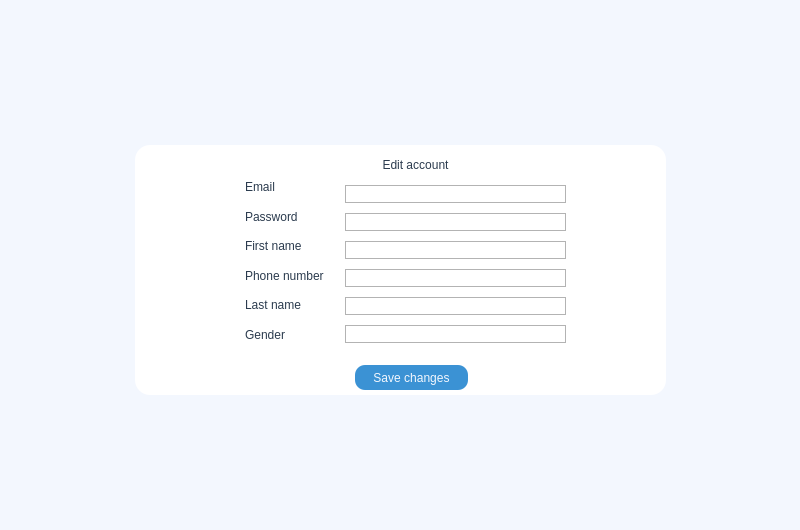
Above: uis/edit_account.ui from pavdmit/sl before the change. Below: the same form after it.
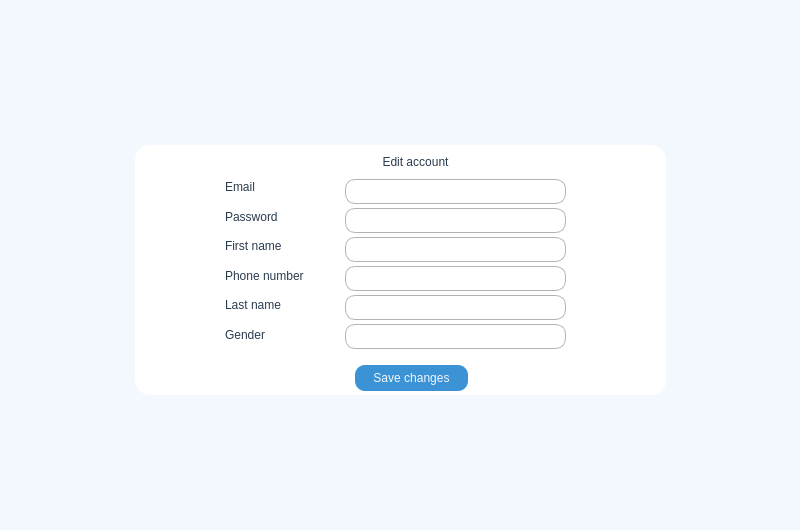
That is the form after the change.

The edit to the form file:
```diff
--- a/uis/edit_account.ui
+++ b/uis/edit_account.ui
@@ -82,7 +82,7 @@
      <property name="geometry">
       <rect>
        <x>220</x>
-       <y>10</y>
+       <y>7</y>
        <width>121</width>
        <height>20</height>
       </rect>
@@ -113,6 +113,12 @@
       </property>
       <item>
        <widget class="QLineEdit" name="email_edit_line">
+        <property name="minimumSize">
+         <size>
+          <width>0</width>
+          <height>25</height>
+         </size>
+        </property>
         <property name="mouseTracking">
          <bool>false</bool>
         </property>
@@ -130,6 +136,12 @@
       </item>
       <item>
        <widget class="QLineEdit" name="password_edit_line">
+        <property name="minimumSize">
+         <size>
+          <width>0</width>
+          <height>25</height>
+         </size>
+        </property>
         <property name="styleSheet">
          <string notr="true">QLineEdit {
 	border: 1px solid rgb(179, 179, 179);
@@ -141,6 +153,12 @@
       </item>
       <item>
        <widget class="QLineEdit" name="fname_edit_line">
+        <property name="minimumSize">
+         <size>
+          <width>0</width>
+          <height>25</height>
+         </size>
+        </property>
         <property name="styleSheet">
          <string notr="true">QLineEdit {
 	border: 1px solid rgb(179, 179, 179);
@@ -152,6 +170,12 @@
       </item>
       <item>
        <widget class="QLineEdit" name="phnumber_edit_line">
+        <property name="minimumSize">
+         <size>
+          <width>0</width>
+          <height>25</height>
+         </size>
+        </property>
         <property name="styleSheet">
          <string notr="true">QLineEdit {
 	border: 1px solid rgb(179, 179, 179);
@@ -163,6 +187,12 @@
       </item>
       <item>
        <widget class="QLineEdit" name="lname_edit_line">
+        <property name="minimumSize">
+         <size>
+          <width>0</width>
+          <height>25</height>
+         </size>
+        </property>
         <property name="styleSheet">
          <string notr="true">QLineEdit {
 	border: 1px solid rgb(179, 179, 179);
@@ -174,6 +204,12 @@
       </item>
       <item>
        <widget class="QLineEdit" name="gender_edit_line">
+        <property name="minimumSize">
+         <size>
+          <width>0</width>
+          <height>25</height>
+         </size>
+        </property>
         <property name="styleSheet">
          <string notr="true">QLineEdit {
 	border: 1px solid rgb(179, 179, 179);
@@ -188,9 +224,9 @@
     <widget class="QWidget" name="verticalLayoutWidget_2">
      <property name="geometry">
       <rect>
-       <x>110</x>
+       <x>90</x>
        <y>30</y>
-       <width>96</width>
+       <width>108</width>
        <height>171</height>
       </rect>
      </property>
@@ -269,7 +305,7 @@
        <x>220</x>
        <y>220</y>
        <width>113</width>
-       <height>25</height>
+       <height>26</height>
       </rect>
      </property>
      <property name="styleSheet">
```
